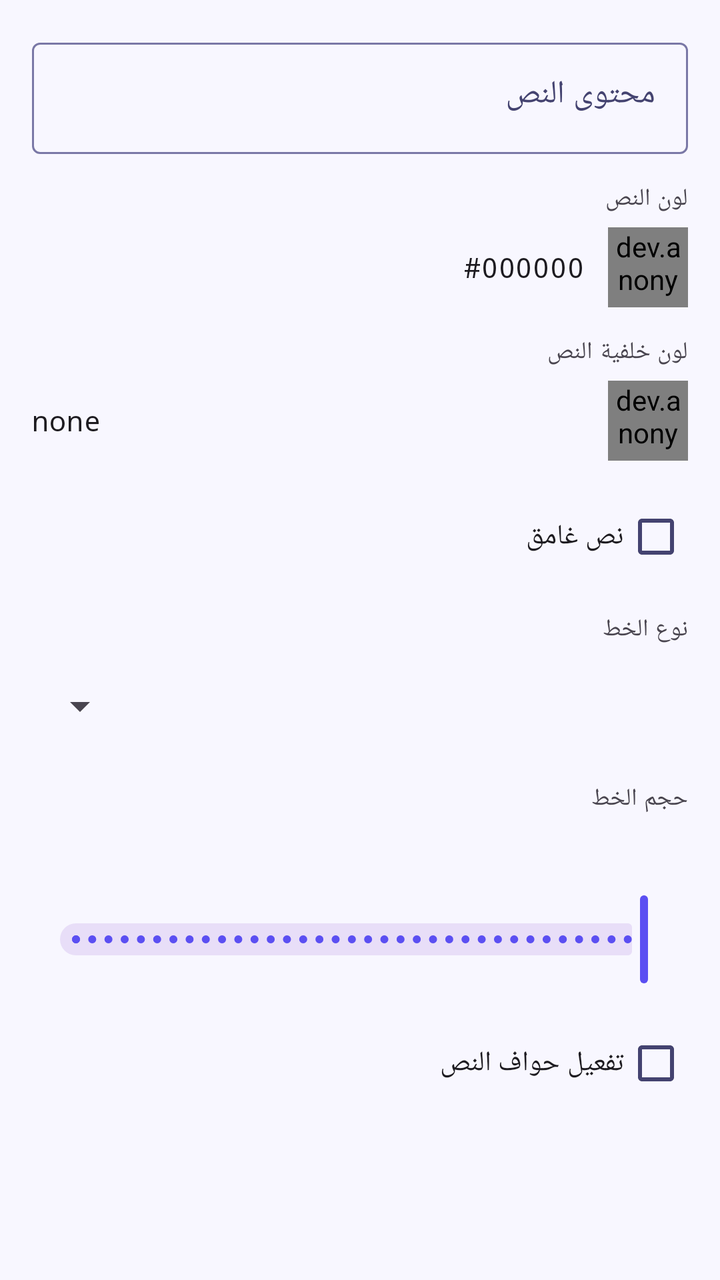
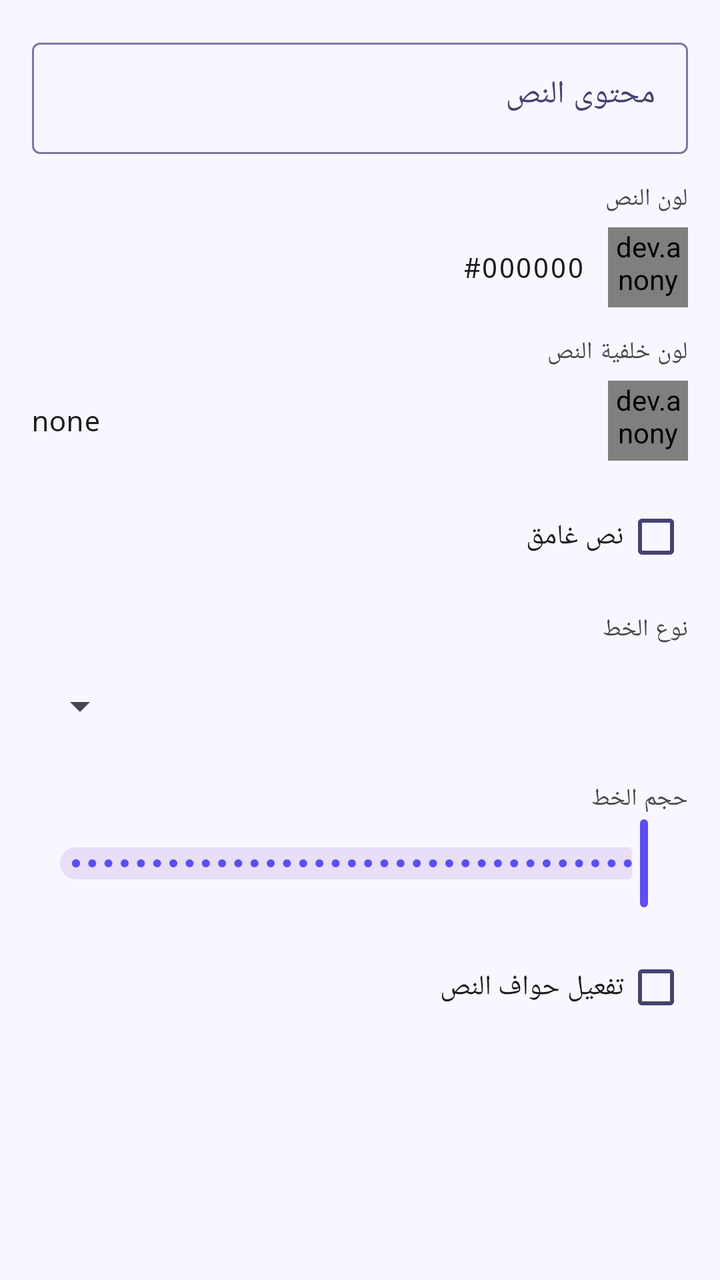

Two renders of the same Android screen: before a commit and after it. Below are the layout's source before the change and the commit's diff.
<!-- AndroidManifest.xml: application theme Theme.CardsDesignerPro -->
<!-- res/layout/fragment_prop_text.xml -->
<?xml version="1.0" encoding="utf-8"?>
<ScrollView
    xmlns:android="http://schemas.android.com/apk/res/android"
    xmlns:app="http://schemas.android.com/apk/res-auto"
    android:layout_width="match_parent"
    android:layout_height="match_parent"
    android:layoutDirection="rtl">

    <LinearLayout
        android:layout_width="match_parent"
        android:layout_height="wrap_content"
        android:orientation="vertical"
        android:padding="16dp">

        
        <com.google.android.material.textfield.TextInputLayout
            android:id="@+id/til_text"
            style="@style/Widget.Material3.TextInputLayout.OutlinedBox"
            android:layout_width="match_parent"
            android:layout_height="wrap_content"
            android:hint="@string/prop_text_content"
            android:layout_marginBottom="14dp"
            android:layoutDirection="locale">
            <com.google.android.material.textfield.TextInputEditText
                android:id="@+id/et_text"
                android:layout_width="match_parent"
                android:layout_height="wrap_content"
                android:inputType="textMultiLine"
                android:minLines="1"
                android:maxLines="6"
                android:gravity="start|top"
                android:textDirection="anyRtl"
                android:layoutDirection="locale" />
        </com.google.android.material.textfield.TextInputLayout>

        
        <TextView android:layout_width="match_parent" android:layout_height="wrap_content"
            android:text="@string/prop_text_color" android:textAppearance="?attr/textAppearanceLabelMedium"
            android:layout_marginBottom="6dp" />
        <LinearLayout android:layout_width="match_parent" android:layout_height="wrap_content"
            android:orientation="horizontal" android:gravity="center_vertical" android:layout_marginBottom="14dp">
            <dev.anonymous.cardsdesignerpro.common.widget.ColorPreviewView
                android:id="@+id/cpv_text_color"
                android:layout_width="40dp" android:layout_height="40dp" android:layout_marginEnd="12dp" />
            <TextView android:id="@+id/tv_text_color_hex" android:layout_width="wrap_content"
                android:layout_height="wrap_content" android:fontFamily="monospace"
                android:textAppearance="?attr/textAppearanceBodyMedium" android:text="#000000" />
        </LinearLayout>

        
        <TextView android:layout_width="match_parent" android:layout_height="wrap_content"
            android:text="@string/prop_text_bg_color" android:textAppearance="?attr/textAppearanceLabelMedium"
            android:layout_marginBottom="6dp" />
        <LinearLayout android:layout_width="match_parent" android:layout_height="wrap_content"
            android:orientation="horizontal" android:gravity="center_vertical" android:layout_marginBottom="14dp">
            <dev.anonymous.cardsdesignerpro.common.widget.ColorPreviewView
                android:id="@+id/cpv_bg_color"
                android:layout_width="40dp" android:layout_height="40dp" android:layout_marginEnd="12dp" />
            <TextView android:id="@+id/tv_bg_color_hex" android:layout_width="0dp"
                android:layout_height="wrap_content" android:layout_weight="1"
                android:fontFamily="monospace"
                android:textAppearance="?attr/textAppearanceBodyMedium" android:text="none" />
            <com.google.android.material.button.MaterialButton
                android:id="@+id/btn_clear_bg_color"
                style="@style/Widget.Material3.Button.TextButton"
                android:layout_width="wrap_content" android:layout_height="wrap_content"
                android:text="إزالة"
                android:visibility="gone" />
        </LinearLayout>

        
        <com.google.android.material.checkbox.MaterialCheckBox
            android:id="@+id/cb_bold"
            android:layout_width="match_parent" android:layout_height="wrap_content"
            android:text="@string/prop_bold"
            android:layout_marginBottom="14dp" />

        
        <TextView android:layout_width="match_parent" android:layout_height="wrap_content"
            android:text="@string/prop_font" android:textAppearance="?attr/textAppearanceLabelMedium"
            android:layout_marginBottom="6dp" />
        <Spinner android:id="@+id/spinner_font" android:layout_width="match_parent"
            android:layout_height="48dp" android:layout_marginBottom="14dp" />

        
        <TextView android:layout_width="match_parent" android:layout_height="wrap_content"
            android:text="@string/prop_font_size" android:textAppearance="?attr/textAppearanceLabelMedium"
            android:layout_marginBottom="6dp" />
        <com.google.android.material.slider.Slider
            android:id="@+id/slider_font_size"
            android:layout_width="match_parent"
            android:layout_height="wrap_content"
            app:labelBehavior="withinBounds"
            android:valueFrom="10.0"
            android:valueTo="100.0"
            android:stepSize="1.0"
            android:layout_marginBottom="14dp" />

        
        <com.google.android.material.checkbox.MaterialCheckBox
            android:id="@+id/cb_text_stroke"
            android:layout_width="match_parent" android:layout_height="wrap_content"
            android:text="@string/prop_enable_stroke"
            android:layout_marginBottom="6dp" />

        <LinearLayout
            android:id="@+id/layout_text_stroke_options"
            android:layout_width="match_parent"
            android:layout_height="wrap_content"
            android:orientation="vertical"
            android:visibility="gone">

            <TextView android:layout_width="match_parent" android:layout_height="wrap_content"
                android:text="@string/prop_stroke_color" android:textAppearance="?attr/textAppearanceLabelMedium"
                android:layout_marginBottom="6dp" />
            <LinearLayout android:layout_width="match_parent" android:layout_height="wrap_content"
                android:orientation="horizontal" android:gravity="center_vertical" android:layout_marginBottom="14dp">
                <dev.anonymous.cardsdesignerpro.common.widget.ColorPreviewView
                    android:id="@+id/cpv_stroke_color"
                    android:layout_width="40dp" android:layout_height="40dp" android:layout_marginEnd="12dp" />
                <TextView android:id="@+id/tv_stroke_color_hex" android:layout_width="wrap_content"
                    android:layout_height="wrap_content" android:fontFamily="monospace"
                    android:textAppearance="?attr/textAppearanceBodyMedium" android:text="#000000" />
            </LinearLayout>

            <TextView android:layout_width="match_parent" android:layout_height="wrap_content"
                android:text="@string/prop_text_stroke" android:textAppearance="?attr/textAppearanceLabelMedium"
                android:layout_marginBottom="6dp" />
            <com.google.android.material.slider.Slider
                android:id="@+id/slider_text_stroke"
                android:layout_width="match_parent"
                android:layout_height="wrap_content"
                app:labelBehavior="withinBounds"
                android:valueFrom="1.0"
                android:valueTo="10.0"
                android:stepSize="0.5"
                android:layout_marginBottom="14dp" />
        </LinearLayout>

    </LinearLayout>
</ScrollView>
<!-- resources referenced by this layout -->
<resources>
  <string name="prop_bold">نص غامق</string>
  <string name="prop_enable_stroke">تفعيل حواف النص</string>
  <string name="prop_font">نوع الخط</string>
  <string name="prop_font_size">حجم الخط</string>
  <string name="prop_stroke_color">لون الحواف</string>
  <string name="prop_text_bg_color">لون خلفية النص</string>
  <string name="prop_text_color">لون النص</string>
  <string name="prop_text_content">محتوى النص</string>
  <string name="prop_text_stroke">سُمك حواف النص</string>
  <style name="Theme.CardsDesignerPro" parent="Base.Theme.CardsDesignerPro" />
  <style name="Base.Theme.CardsDesignerPro" parent="Theme.Material3.DayNight.NoActionBar">
          <item name="colorPrimary">@color/md_theme_light_primary</item>
          <item name="colorOnPrimary">@color/md_theme_light_onPrimary</item>
          <item name="colorPrimaryContainer">@color/md_theme_light_primaryContainer</item>
          <item name="colorOnPrimaryContainer">@color/md_theme_light_onPrimaryContainer</item>
          <item name="colorSecondary">@color/md_theme_light_secondary</item>
          <item name="colorOnSecondary">@color/md_theme_light_onSecondary</item>
          <item name="android:colorBackground">@color/md_theme_light_background</item>
          <item name="colorSurface">@color/md_theme_light_surface</item>
          <item name="colorOnSurface">@color/md_theme_light_onSurface</item>
          <item name="colorSurfaceVariant">@color/md_theme_light_surfaceVariant</item>
          <item name="colorOnSurfaceVariant">@color/md_theme_light_onSurfaceVariant</item>
          <item name="colorOutline">@color/md_theme_light_outline</item>
          <item name="colorError">@color/md_theme_light_error</item>
          <item name="colorOnError">@color/md_theme_light_onError</item>
          <item name="android:statusBarColor">?attr/colorSurface</item>
          <item name="android:windowLightStatusBar">true</item>
          <item name="android:layoutDirection">rtl</item>
          <item name="android:supportsRtl">true</item>
      </style>
  <color name="md_theme_light_primary">#FF5B4FF2</color>
  <color name="md_theme_light_onPrimary">#FFFFFFFF</color>
  <color name="md_theme_light_primaryContainer">#FFE8E5FF</color>
  <color name="md_theme_light_onPrimaryContainer">#FF1A006E</color>
  <color name="md_theme_light_secondary">#FF00BFA5</color>
  <color name="md_theme_light_onSecondary">#FFFFFFFF</color>
  <color name="md_theme_light_background">#FFF8F7FF</color>
  <color name="md_theme_light_surface">#FFFFFFFF</color>
  <color name="md_theme_light_onSurface">#FF1A1A2E</color>
  <color name="md_theme_light_surfaceVariant">#FFE8E5FF</color>
  <color name="md_theme_light_onSurfaceVariant">#FF444370</color>
  <color name="md_theme_light_outline">#FF7A78A6</color>
  <color name="md_theme_light_error">#FFB3261E</color>
  <color name="md_theme_light_onError">#FFFFFFFF</color>
</resources>

<!-- the commit's change to res/layout/fragment_prop_text.xml (unified diff, before → after) -->
@@ -83,14 +83,14 @@
             android:layout_height="48dp" android:layout_marginBottom="14dp" />
 
         
-        <TextView android:layout_width="match_parent" android:layout_height="wrap_content"
+        <TextView android:id="@+id/tv_font_size_label" android:layout_width="match_parent" android:layout_height="wrap_content"
             android:text="@string/prop_font_size" android:textAppearance="?attr/textAppearanceLabelMedium"
-            android:layout_marginBottom="6dp" />
+            android:layout_marginBottom="0dp" />
         <com.google.android.material.slider.Slider
             android:id="@+id/slider_font_size"
             android:layout_width="match_parent"
             android:layout_height="wrap_content"
-            app:labelBehavior="withinBounds"
+            app:labelBehavior="floating"
             android:valueFrom="10.0"
             android:valueTo="100.0"
             android:stepSize="1.0"
@@ -123,14 +123,14 @@
                     android:textAppearance="?attr/textAppearanceBodyMedium" android:text="#000000" />
             </LinearLayout>
 
-            <TextView android:layout_width="match_parent" android:layout_height="wrap_content"
+            <TextView android:id="@+id/tv_stroke_size_label" android:layout_width="match_parent" android:layout_height="wrap_content"
                 android:text="@string/prop_text_stroke" android:textAppearance="?attr/textAppearanceLabelMedium"
-                android:layout_marginBottom="6dp" />
+                android:layout_marginBottom="0dp" />
             <com.google.android.material.slider.Slider
                 android:id="@+id/slider_text_stroke"
                 android:layout_width="match_parent"
                 android:layout_height="wrap_content"
-                app:labelBehavior="withinBounds"
+                app:labelBehavior="floating"
                 android:valueFrom="1.0"
                 android:valueTo="10.0"
                 android:stepSize="0.5"
